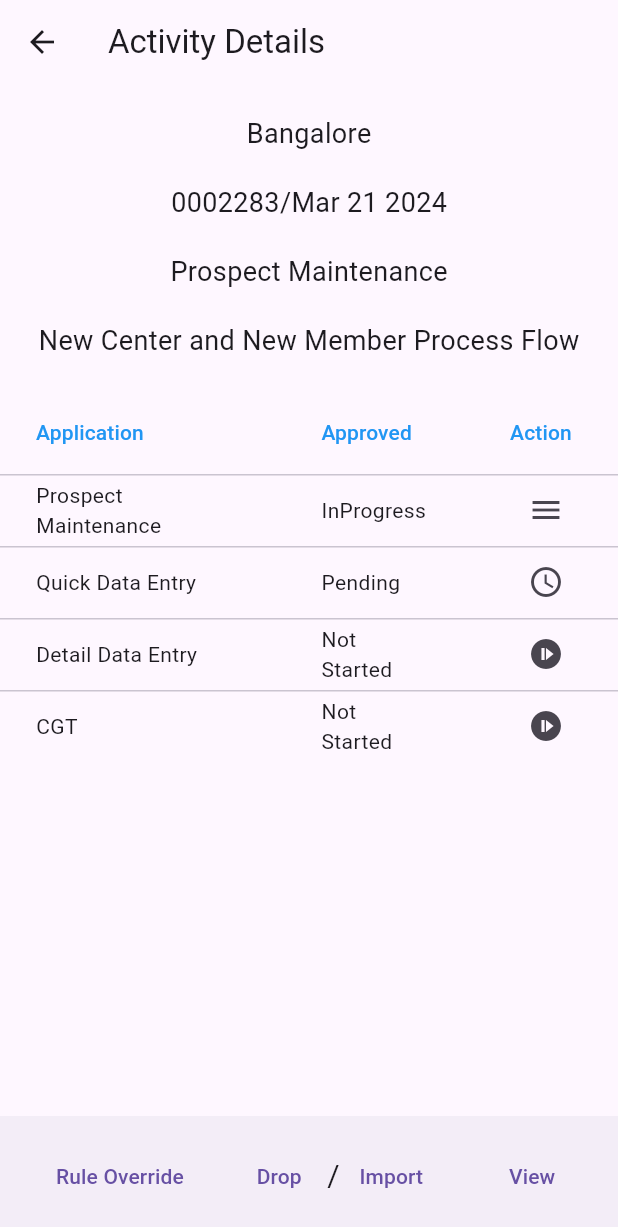
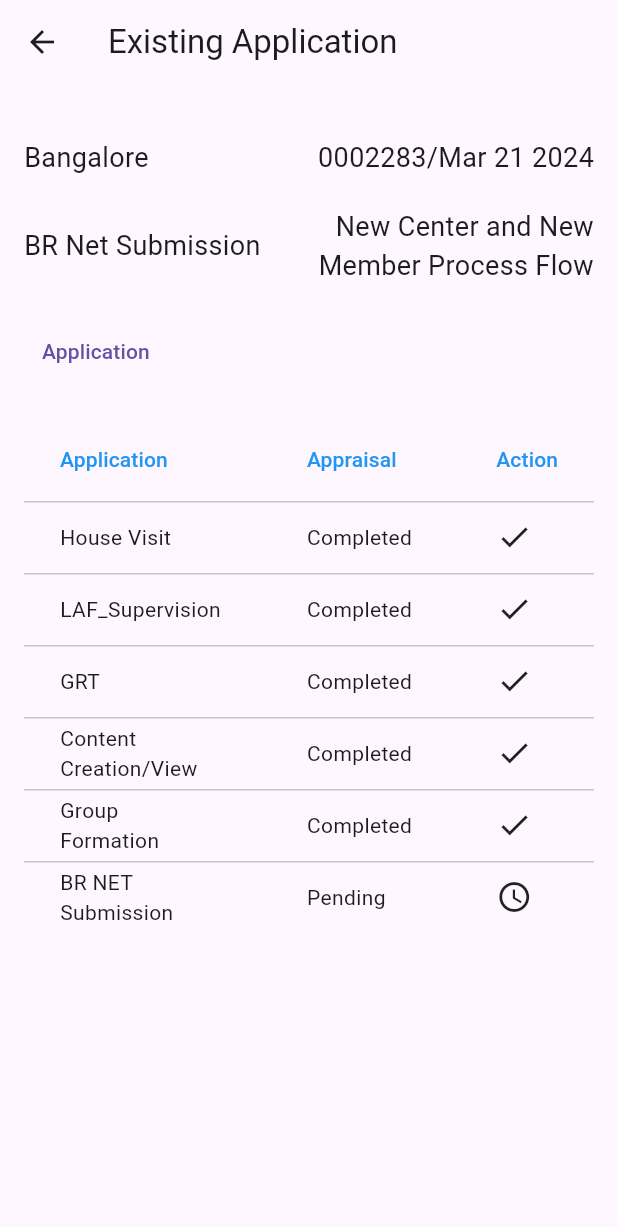
Before and after one commit to nandan15/los_app, a Flutter app: the ActivityDetails screen opened directly, after a tap on the "not started" icon, on a phone screen of 412 x 824 dp. Shown: the top 1227 px of the screen. Run offline on Flutter 3.47's test engine with Material 3 defaults, Android fonts, the phone set to English and light mode, and no system bars.

Commit message:
existing application completed

```diff
--- a/lib/screens/Activity Details/activity_details.dart
+++ b/lib/screens/Activity Details/activity_details.dart
@@ -1,5 +1,6 @@
 import 'package:flutter/material.dart';
 import 'package:los_app/screens/Address/address_button.dart';
+import 'package:los_app/screens/existing%20application/existing_application.dart';
 import 'package:los_app/screens/prospect%20maintenance/prospect_maintenance.dart';
 
 class ActivityDetails extends StatefulWidget {
@@ -92,7 +93,7 @@ class _ActivityDetailsState extends State<ActivityDetails> {
                 DataCell(IconButton(
                   icon: Icon(Icons.not_started),
                   onPressed: () {
-                    // Add functionality for the action
+                    Navigator.push(context, MaterialPageRoute(builder: (context)=>ExistingApplication()),);
                   },
                 )),
               ]),
--- /dev/null
+++ b/lib/screens/existing application/existing_application.dart
@@ -0,0 +1,131 @@
+import 'package:flutter/material.dart';
+
+class ExistingApplication extends StatefulWidget {
+  @override
+  _ExistingApplicationState createState() => _ExistingApplicationState();
+}
+
+class _ExistingApplicationState extends State<ExistingApplication> {
+  @override
+  Widget build(BuildContext context) {
+    return Scaffold(
+      appBar: AppBar(
+        title: Text('Existing Application'),
+      ),
+      body: SafeArea(
+        child: SingleChildScrollView(
+          child: Padding(
+            padding: const EdgeInsets.all(16.0),
+            child: Column(
+              crossAxisAlignment: CrossAxisAlignment.start,
+              children: <Widget>[
+                SizedBox(height: 20),
+                Row(
+                  mainAxisAlignment: MainAxisAlignment.spaceBetween,
+                  children: <Widget>[
+                    Text(
+                      'Bangalore',
+                      style: TextStyle(fontSize: 18),
+                    ),
+                    Text(
+                      '0002283/Mar 21 2024',
+                      style: TextStyle(fontSize: 18),
+                    ),
+                  ],
+                ),
+                SizedBox(height: 20),
+                Row(
+                  mainAxisAlignment: MainAxisAlignment.spaceBetween,
+                  children: <Widget>[
+                    Flexible(
+                      child: Text(
+                        'BR Net Submission',
+                        style: TextStyle(fontSize: 18),
+                      ),
+                    ),
+                    Flexible(
+                      child: Text(
+                        'New Center and New Member Process Flow',
+                        style: TextStyle(fontSize: 18),
+                        textAlign: TextAlign.end,
+                      ),
+                    ),
+                  ],
+                ),
+                SizedBox(height: 20),
+                Row(
+                  mainAxisAlignment: MainAxisAlignment.start,
+                  children: <Widget>[
+                    TextButton(
+                      onPressed: () {
+                        // Define the functionality for the Application button
+                      },
+                      child: Text('Application'),
+                    ),
+                  ],
+                ),
+                SizedBox(height: 20),
+                DataTable(
+                  columns: [
+                    DataColumn(
+                      label: Text(
+                        'Application',
+                        style: TextStyle(color: Colors.blue),
+                      ),
+                    ),
+                    DataColumn(
+                      label: Text(
+                        'Appraisal',
+                        style: TextStyle(color: Colors.blue),
+                      ),
+                    ),
+                    DataColumn(
+                      label: Text(
+                        'Action',
+                        style: TextStyle(color: Colors.blue),
+                      ),
+                    ),
+                  ],
+                  rows: [
+                    DataRow(cells: [
+                      DataCell(Text('House Visit')),
+                      DataCell(Text('Completed')),
+                      DataCell(Icon(Icons.check)),
+                    ]),
+                    DataRow(cells: [
+                      DataCell(Text('LAF_Supervision')),
+                      DataCell(Text('Completed')),
+                      DataCell(Icon(Icons.check)),
+                    ]),
+                    DataRow(cells:[
+                      DataCell(Text('GRT')),
+                      DataCell(Text('Completed')),
+                      DataCell(Icon(Icons.check)),
+                    ]),
+                    DataRow(cells:[
+                      DataCell(Text('Content Creation/View')),
+                      DataCell(Text('Completed')),
+                      DataCell(Icon(Icons.check)),
+                    ]),
+                    DataRow(cells:[
+                      DataCell(Text('Group Formation')),
+                      DataCell(Text('Completed')),
+      DataCell(Icon(Icons.check
+                      )),
+                      ]),
+                      DataRow(cells:[
+                        DataCell(Text('BR NET Submission')),
+                        DataCell(Text('Pending')),
+                        DataCell(Icon(Icons.access_time_sharp)),
+
+                    ]),
+                  ],
+                ),
+              ],
+            ),
+          ),
+        ),
+      ),
+    );
+  }
+}
--- a/lib/screens/new member/new_memeber.dart
+++ b/lib/screens/new member/new_memeber.dart
@@ -7,13 +7,13 @@ class NewMemberPage extends StatefulWidget {
 }
 
 class _NewMemberPageState extends State<NewMemberPage> {
-  String selectedGroupProduct = 'Group Product Weekly DropDown'; // Default value
+  String selectedGroupProduct = 'Group Product A'; // Default value
 
   TextEditingController leadController = TextEditingController();
   TextEditingController centerNameController = TextEditingController();
   TextEditingController membersController = TextEditingController();
 
-  List<String> groupProducts = ['Group Product Weekly DropDown'];
+  List<String> groupProducts = ['Group Product A'];
 
   @override
   Widget build(BuildContext context) {
```
